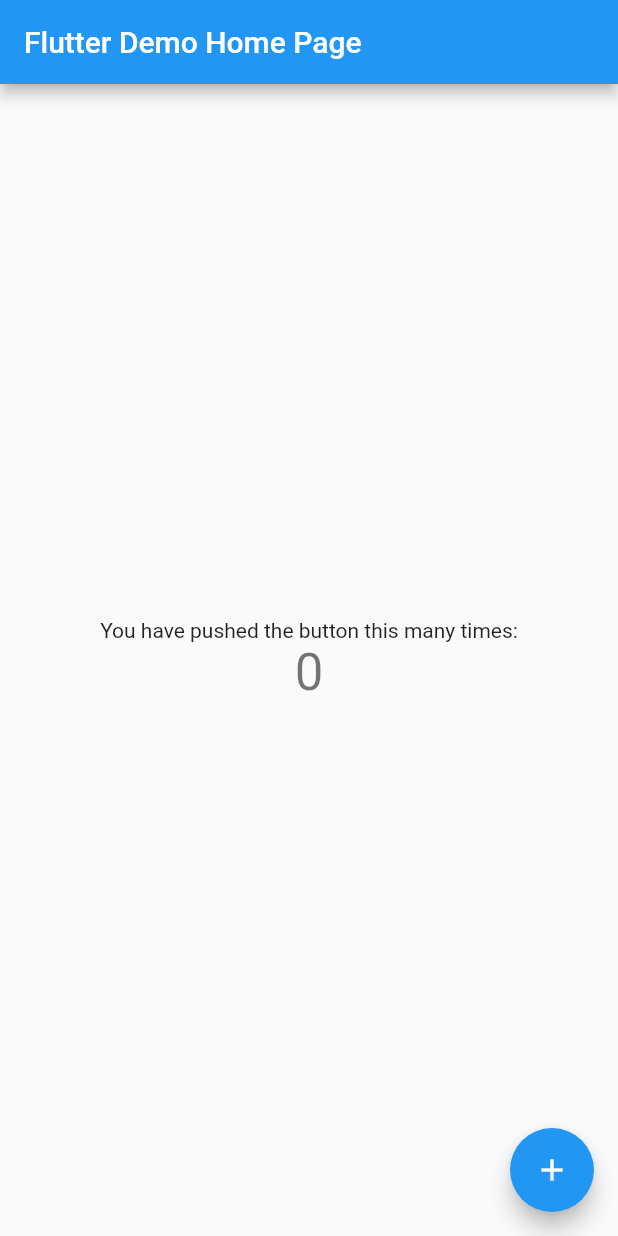
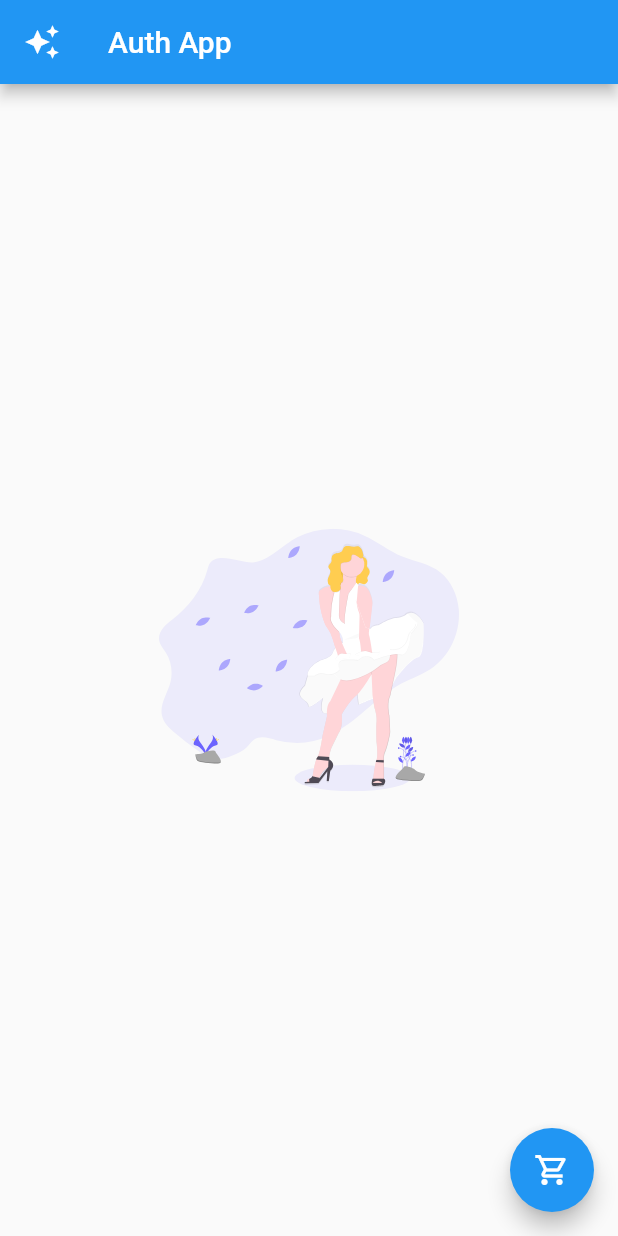
Before and after one commit to nangahamandine/auth, a Flutter app: the screen it shows after launch, on a phone screen of 412 x 824 dp. Run offline on Flutter 3.47's test engine with Material 2 defaults, Android fonts, the phone set to English and light mode, and no system bars; our stand-ins replace flutter_svg, google_fonts.

Commit message:
Some updates

```diff
--- a/lib/main.dart
+++ b/lib/main.dart
@@ -1,4 +1,6 @@
+import 'package:auth/src/utils/theme/theme.dart';
 import 'package:flutter/material.dart';
+import 'package:flutter_svg/flutter_svg.dart';
 
 void main() {
   runApp(const MyApp());
@@ -11,96 +13,24 @@ class MyApp extends StatelessWidget {
   @override
   Widget build(BuildContext context) {
     return MaterialApp(
-      title: 'Flutter Demo',
-      theme: ThemeData(
-        primarySwatch: Colors.blue,
-      ),
-      home: const MyHomePage(title: 'Flutter Demo Home Page'),
+      theme: AppTheme.lightTheme,
+      darkTheme: AppTheme.darkTheme,
+      themeMode: ThemeMode.system,
+      home: MyHomePage(),
     );
   }
 }
 
-class MyHomePage extends StatefulWidget {
-  const MyHomePage({super.key, required this.title});
-
-  // This widget is the home page of your application. It is stateful, meaning
-  // that it has a State object (defined below) that contains fields that affect
-  // how it looks.
-
-  // This class is the configuration for the state. It holds the values (in this
-  // case the title) provided by the parent (in this case the App widget) and
-  // used by the build method of the State. Fields in a Widget subclass are
-  // always marked "final".
-
-  final String title;
-
-  @override
-  State<MyHomePage> createState() => _MyHomePageState();
-}
-
-class _MyHomePageState extends State<MyHomePage> {
-  int _counter = 0;
-
-  void _incrementCounter() {
-    setState(() {
-      // This call to setState tells the Flutter framework that something has
-      // changed in this State, which causes it to rerun the build method below
-      // so that the display can reflect the updated values. If we changed
-      // _counter without calling setState(), then the build method would not be
-      // called again, and so nothing would appear to happen.
-      _counter++;
-    });
-  }
+class MyHomePage extends StatelessWidget {
+  const MyHomePage({Key? key}) : super(key: key);
 
   @override
   Widget build(BuildContext context) {
-    // This method is rerun every time setState is called, for instance as done
-    // by the _incrementCounter method above.
-    //
-    // The Flutter framework has been optimized to make rerunning build methods
-    // fast, so that you can just rebuild anything that needs updating rather
-    // than having to individually change instances of widgets.
     return Scaffold(
-      appBar: AppBar(
-        // Here we take the value from the MyHomePage object that was created by
-        // the App.build method, and use it to set our appbar title.
-        title: Text(widget.title),
-      ),
-      body: Center(
-        // Center is a layout widget. It takes a single child and positions it
-        // in the middle of the parent.
-        child: Column(
-          // Column is also a layout widget. It takes a list of children and
-          // arranges them vertically. By default, it sizes itself to fit its
-          // children horizontally, and tries to be as tall as its parent.
-          //
-          // Invoke "debug painting" (press "p" in the console, choose the
-          // "Toggle Debug Paint" action from the Flutter Inspector in Android
-          // Studio, or the "Toggle Debug Paint" command in Visual Studio Code)
-          // to see the wireframe for each widget.
-          //
-          // Column has various properties to control how it sizes itself and
-          // how it positions its children. Here we use mainAxisAlignment to
-          // center the children vertically; the main axis here is the vertical
-          // axis because Columns are vertical (the cross axis would be
-          // horizontal).
-          mainAxisAlignment: MainAxisAlignment.center,
-          children: <Widget>[
-            const Text(
-              'You have pushed the button this many times:',
-            ),
-            Text(
-              '$_counter',
-              style: Theme.of(context).textTheme.headlineMedium,
-            ),
-          ],
-        ),
-      ),
-      floatingActionButton: FloatingActionButton(
-        onPressed: _incrementCounter,
-        tooltip: 'Increment',
-        child: const Icon(Icons.add),
-      ), // This trailing comma makes auto-formatting nicer for build methods.
+      appBar: AppBar(title: const Text("Auth App"), leading: const Icon(Icons.auto_awesome),),
+      floatingActionButton: FloatingActionButton(onPressed: () {},
+      child: const Icon(Icons.shopping_cart_outlined),),
+      body: Center(child: SvgPicture.asset('assets/images/marilyn.svg', width: 200, height: 200,),)
     );
   }
 }
--- /dev/null
+++ b/lib/src/utils/theme/theme.dart
@@ -0,0 +1,21 @@
+import 'package:auth/src/utils/theme/widget_themes/text_theme.dart';
+import 'package:flutter/material.dart';
+import 'package:google_fonts/google_fonts.dart';
+
+class AppTheme {
+
+  AppTheme._();
+
+  static ThemeData lightTheme = ThemeData(
+      brightness: Brightness.light,
+      textTheme: AppTextTheme.lightTextTheme,
+      elevatedButtonTheme: ElevatedButtonThemeData(style: ElevatedButton.styleFrom())
+  );
+
+
+  static ThemeData darkTheme = ThemeData(
+      brightness: Brightness.dark,
+      textTheme: AppTextTheme.darkTextTheme,
+  );
+
+}
--- /dev/null
+++ b/lib/src/utils/theme/widget_themes/text_theme.dart
@@ -0,0 +1,28 @@
+import 'package:flutter/material.dart';
+import 'package:google_fonts/google_fonts.dart';
+
+
+class AppTextTheme {
+
+  static TextTheme lightTextTheme = TextTheme(
+      headline2:GoogleFonts.montserrat(
+        color: Colors.black87,
+      ),
+      subtitle2: GoogleFonts.poppins(
+        color: Colors.black54,
+        fontSize: 24,
+      )
+  );
+
+
+  static TextTheme darkTextTheme = TextTheme(
+      headline2:GoogleFonts.montserrat(
+        color: Colors.white,
+      ),
+      subtitle2: GoogleFonts.poppins(
+        color: Colors.white,
+        fontSize: 24,
+      )
+  );
+
+}
```
Also changed, not shown: pubspec.yaml (+15 -3 lines), assets/images/marilyn.png (added), assets/images/marilyn.svg (added), pubspec.lock, 12 other files.
